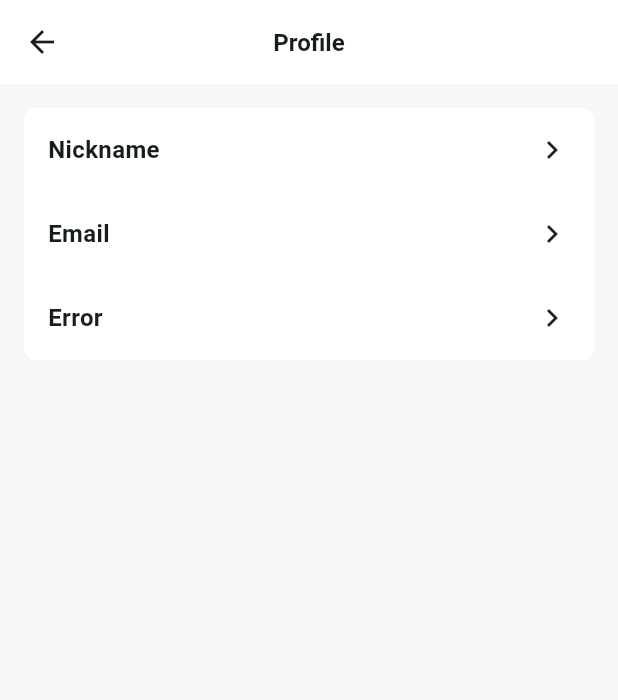
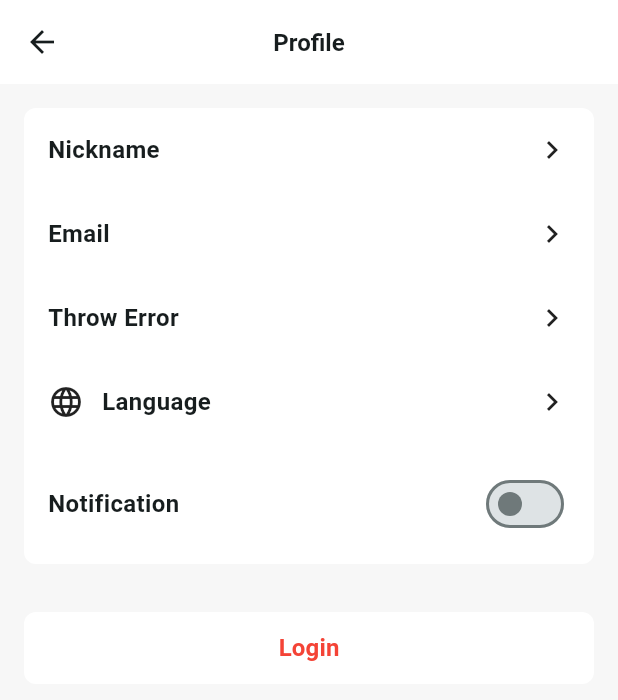
Before and after one commit to zrheasy/Flutter-Study-Project, a Flutter app: the UserPage screen opened directly with empty values, on a phone screen of 412 x 824 dp. Shown: the top 700 px of the screen. Run offline on Flutter 3.47's test engine with Material 2 defaults, Android fonts, the phone set to English and light mode, and no system bars.

```diff
--- a/assets/strings.json
+++ b/assets/strings.json
@@ -1,4 +1,5 @@
 {
   "nickname": "Nickname",
-  "email": "Email"
+  "email": "Email",
+  "language": "Language"
 }
--- a/lib/main.dart
+++ b/lib/main.dart
@@ -5,6 +5,7 @@ import 'package:flutter_demo/data/user.dart';
 import 'package:flutter_demo/extension/asset_manager.dart';
 import 'package:flutter_demo/extension/context_ext.dart';
 import 'package:flutter_demo/page/home.dart';
+import 'package:flutter_demo/page/login_page.dart';
 import 'package:flutter_demo/page/user_page.dart';
 
 void main() {
@@ -48,6 +49,7 @@ class MyApp extends StatelessWidget {
         routes: {
           '/': (context) => const HomePage(),
           'user': (context) => UserPage(user: (context.args as User)),
+          'login': (context) => const LoginPage(),
         });
   }
 }
--- a/lib/page/user_page.dart
+++ b/lib/page/user_page.dart
@@ -12,6 +12,14 @@ class UserPage extends StatefulWidget {
 }
 
 class _UserPageState extends State<UserPage> {
+  bool notificationEnable = false;
+
+  void onNotificationEnable(bool enable) {
+    setState(() {
+      notificationEnable = !notificationEnable;
+    });
+  }
+
   @override
   Widget build(BuildContext context) {
     return Scaffold(
@@ -35,13 +43,70 @@ class _UserPageState extends State<UserPage> {
               RowItem(title: AssetManager.string('nickname'), content: widget.user.name),
               RowItem(title: AssetManager.string('email'), content: widget.user.email),
               RowItem(
-                  title: 'Error',
+                  title: 'Throw Error',
                   onClick: () {
                     throw FlutterError('test');
                   }),
-            ]))
+              IconItem(title: AssetManager.string('language'), icon: Icons.language),
+              SwitchItem(title: 'Notification', selected: notificationEnable, onChanged: onNotificationEnable)
+            ])),
+        Container(
+            width: double.infinity,
+            margin: const EdgeInsets.all(16),
+            decoration: BoxDecoration(color: Colors.white, borderRadius: BorderRadius.circular(8)),
+            child: TextButton(
+                onPressed: () {
+                  Navigator.of(context).pushNamed('login');
+                },
+                child: const Text('Login', style: TextStyle(fontSize: 16, color: Colors.red, fontWeight: FontWeight.bold))
+            )
+        )
       ]),
     );
+  }
+}
+
+class SwitchItem extends StatelessWidget {
+  const SwitchItem({super.key, required this.title, required this.selected, this.onChanged});
+
+  final bool selected;
+  final String title;
+  final Function(bool)? onChanged;
+
+  @override
+  Widget build(BuildContext context) {
+    return Container(
+      margin: const EdgeInsets.all(16),
+      child: Row(crossAxisAlignment: CrossAxisAlignment.center, children: [
+        Text(title, style: const TextStyle(fontSize: 16, fontWeight: FontWeight.bold)),
+        const Expanded(child: SizedBox()),
+        Switch(value: selected, onChanged: onChanged)
+      ]),
+    );
+  }
+}
+
+class IconItem extends StatelessWidget {
+  const IconItem({super.key, required this.title, required this.icon, this.onClick});
+
+  final String title;
+  final IconData icon;
+  final Function? onClick;
+
+  @override
+  Widget build(BuildContext context) {
+    return InkWell(
+        onTap: () => onClick?.call(),
+        child: Container(
+          margin: const EdgeInsets.all(16),
+          child: Row(crossAxisAlignment: CrossAxisAlignment.center, children: [
+            Icon(icon, size: 24),
+            const SizedBox(width: 12),
+            Text(title, style: const TextStyle(fontSize: 16, fontWeight: FontWeight.bold)),
+            const Expanded(child: SizedBox()),
+            const Icon(Icons.keyboard_arrow_right_outlined)
+          ]),
+        ));
   }
 }
 
@@ -62,7 +127,6 @@ class RowItem extends StatelessWidget {
             Text(title, style: const TextStyle(fontSize: 16, fontWeight: FontWeight.bold)),
             const Expanded(child: SizedBox()),
             Text(content ?? ''),
-            const SizedBox(width: 4),
             const Icon(Icons.keyboard_arrow_right_outlined)
           ]),
         ));
```
Also changed, not shown: lib/page/login_page.dart (added, +90 -0 lines).
